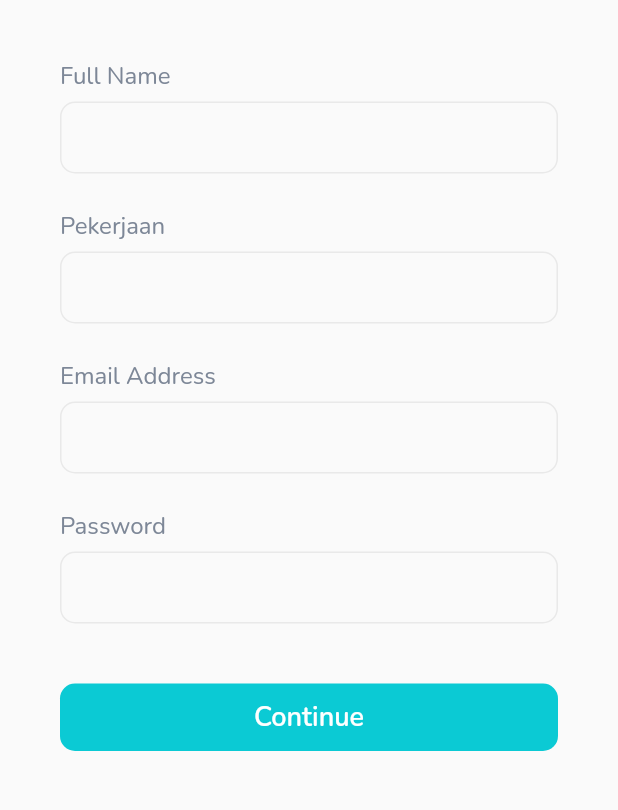
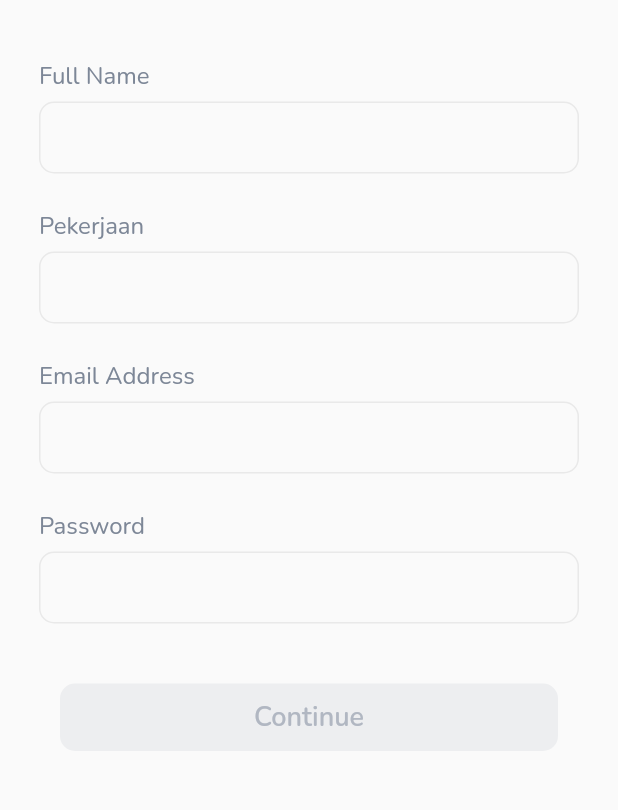
Before and after one commit to anggitpp/MyDoctor, a Flutter app: the SignUpPage screen opened directly, on a phone screen of 412 x 824 dp, the part 71-881 px from its top. Run offline on Flutter 3.47's test engine with Material 2 defaults, Android fonts, the phone set to English and light mode, and no system bars; our stand-ins replace get, google_fonts, supercharged.

Commit message:
add routing and binding for sign up pages, implement validation to button

```diff
--- /dev/null
+++ b/lib/bindings/sign_up_page_binding.dart
@@ -0,0 +1,9 @@
+import 'package:get/get.dart';
+import 'package:mydoctor/controllers/sign_up_page_controller.dart';
+
+class SignUpPageBinding implements Bindings {
+  @override
+  void dependencies() {
+    Get.put(SignUpPageController());
+  }
+}
--- /dev/null
+++ b/lib/bindings/upload_photo_page_binding.dart
@@ -0,0 +1,9 @@
+import 'package:get/get.dart';
+import 'package:mydoctor/controllers/upload_photo_page_controller.dart';
+
+class UploadPhotoPageBinding implements Bindings {
+  @override
+  void dependencies() {
+    Get.put(UploadPhotoPageController());
+  }
+}
--- /dev/null
+++ b/lib/controllers/sign_up_page_controller.dart
@@ -0,0 +1,22 @@
+import 'package:flutter/material.dart';
+import 'package:get/get.dart';
+
+class SignUpPageController extends GetxController {
+  TextEditingController nameController = TextEditingController();
+  TextEditingController positionController = TextEditingController();
+  TextEditingController emailController = TextEditingController();
+  TextEditingController passwordController = TextEditingController();
+
+  RxBool isCanContinue = false.obs;
+
+  void checkValid() {
+    if (nameController.text != '' &&
+        positionController.text != '' &&
+        emailController.text != '' &&
+        passwordController.text != '') {
+      isCanContinue.value = true;
+    } else {
+      isCanContinue.value = false;
+    }
+  }
+}
--- /dev/null
+++ b/lib/controllers/upload_photo_page_controller.dart
@@ -0,0 +1,3 @@
+import 'package:get/get.dart';
+
+class UploadPhotoPageController extends GetxController {}
--- a/lib/main.dart
+++ b/lib/main.dart
@@ -4,6 +4,7 @@ import 'package:mydoctor/routes/pages.dart';
 import 'package:mydoctor/screens/pages/doctor_profile_page.dart';
 import 'package:mydoctor/screens/pages/edit_profile_page.dart';
 import 'package:mydoctor/screens/pages/profile_page.dart';
+import 'package:mydoctor/screens/pages/splash_page.dart';
 
 void main() {
   runApp(const MyApp());
@@ -17,7 +18,7 @@ class MyApp extends StatelessWidget {
   Widget build(BuildContext context) {
     return GetMaterialApp(
       debugShowCheckedModeBanner: true,
-      home: const DoctorProfilePage(),
+      home: const SplashPage(),
       getPages: Pages.pages,
     );
   }
--- a/lib/routes/pages.dart
+++ b/lib/routes/pages.dart
@@ -1,10 +1,34 @@
 import 'package:get/get.dart';
 import 'package:mydoctor/bindings/home_page_binding.dart';
+import 'package:mydoctor/bindings/sign_up_page_binding.dart';
+import 'package:mydoctor/bindings/upload_photo_page_binding.dart';
 import 'package:mydoctor/routes/route_name.dart';
 import 'package:mydoctor/screens/pages/home_page.dart';
+import 'package:mydoctor/screens/pages/sign_in_page.dart';
+import 'package:mydoctor/screens/pages/sign_up_page.dart';
+import 'package:mydoctor/screens/pages/upload_photo_page.dart';
+import 'package:mydoctor/screens/pages/welcome_page.dart';
 
 class Pages {
   static final pages = [
+    GetPage(
+      name: RouteName.welcome,
+      page: () => const WelcomePage(),
+    ),
+    GetPage(
+      name: RouteName.signup,
+      binding: SignUpPageBinding(),
+      page: () => const SignUpPage(),
+    ),
+    GetPage(
+      name: RouteName.uploadPhoto,
+      binding: UploadPhotoPageBinding(),
+      page: () => const UploadPhotoPage(),
+    ),
+    GetPage(
+      name: RouteName.signin,
+      page: () => const SignInPage(),
+    ),
     GetPage(
       name: RouteName.home,
       binding: HomePageBinding(),
--- a/lib/routes/route_name.dart
+++ b/lib/routes/route_name.dart
@@ -1,3 +1,7 @@
 class RouteName {
   static const home = '/home';
+  static const welcome = '/welcome';
+  static const signup = '/signup';
+  static const uploadPhoto = '/uploadPhoto';
+  static const signin = '/signin';
 }
--- a/lib/screens/pages/sign_up_page.dart
+++ b/lib/screens/pages/sign_up_page.dart
@@ -1,4 +1,6 @@
 import 'package:flutter/material.dart';
+import 'package:get/get.dart';
+import 'package:mydoctor/controllers/sign_up_page_controller.dart';
 import 'package:mydoctor/screens/widgets/default_button.dart';
 import 'package:mydoctor/screens/widgets/default_header.dart';
 import 'package:mydoctor/screens/widgets/default_text_field.dart';
@@ -8,6 +10,7 @@ class SignUpPage extends StatelessWidget {
 
   @override
   Widget build(BuildContext context) {
+    final controller = Get.find<SignUpPageController>();
     return Scaffold(
       body: SafeArea(
           child: SingleChildScrollView(
@@ -15,29 +18,51 @@ class SignUpPage extends StatelessWidget {
           children: [
             const DefaultHeader(text: 'Daftar Akun'),
             Container(
-              margin: const EdgeInsets.all(40),
+              margin: const EdgeInsets.symmetric(horizontal: 26, vertical: 40),
               child: Column(
-                children: const [
-                  DefaultTextField(label: 'Full Name'),
+                children: [
+                  DefaultTextField(
+                    label: 'Full Name',
+                    controller: controller.nameController,
+                    onChanged: (data) => controller.checkValid(),
+                  ),
                   SizedBox(
                     height: 24,
                   ),
-                  DefaultTextField(label: 'Pekerjaan'),
+                  DefaultTextField(
+                    label: 'Pekerjaan',
+                    controller: controller.positionController,
+                    onChanged: (data) => controller.checkValid(),
+                  ),
                   SizedBox(
                     height: 24,
                   ),
-                  DefaultTextField(label: 'Email Address'),
+                  DefaultTextField(
+                    label: 'Email Address',
+                    controller: controller.emailController,
+                    onChanged: (data) => controller.checkValid(),
+                  ),
                   SizedBox(
                     height: 24,
                   ),
                   DefaultTextField(
                     label: 'Password',
                     isPassword: true,
+                    controller: controller.passwordController,
+                    onChanged: (data) => controller.checkValid(),
                   ),
                 ],
               ),
             ),
-            DefaultButton(onTap: () {}, text: 'Continue'),
+            Obx(
+              () => DefaultButton(
+                onTap: controller.isCanContinue.value
+                    ? () => Get.toNamed('/uploadPhoto')
+                    : () {},
+                text: 'Continue',
+                isActive: controller.isCanContinue.value,
+              ),
+            ),
           ],
         ),
       )),
--- a/lib/screens/pages/welcome_page.dart
+++ b/lib/screens/pages/welcome_page.dart
@@ -55,7 +55,7 @@ class WelcomePage extends StatelessWidget {
                   mainAxisAlignment: MainAxisAlignment.end,
                   children: [
                     DefaultButton(
-                      onTap: () {},
+                      onTap: () => Get.toNamed('/signup'),
                       text: 'Get Started',
                     ),
                     const SizedBox(
@@ -63,7 +63,7 @@ class WelcomePage extends StatelessWidget {
                     ),
                     DefaultButton(
                       text: 'Sign In',
-                      onTap: () => Get.toNamed('/home'),
+                      onTap: () => Get.toNamed('/signin'),
                       backgroundColor: Colors.white,
                       textColor: primaryColor,
                     ),
--- a/lib/screens/widgets/default_button.dart
+++ b/lib/screens/widgets/default_button.dart
@@ -1,19 +1,22 @@
 import 'package:flutter/material.dart';
 
 import 'package:mydoctor/shared/theme.dart';
+import 'package:supercharged/supercharged.dart';
 
 class DefaultButton extends StatelessWidget {
+  final String text;
+  final Function() onTap;
+  final bool isActive;
   final Color? backgroundColor;
   final Color? textColor;
-  final String text;
-  final Function() onTap;
 
   const DefaultButton({
     Key? key,
+    required this.text,
+    required this.onTap,
+    this.isActive = true,
     this.backgroundColor,
     this.textColor,
-    required this.text,
-    required this.onTap,
   }) : super(key: key);
 
   @override
@@ -25,7 +28,8 @@ class DefaultButton extends StatelessWidget {
         onPressed: onTap,
         style: ElevatedButton.styleFrom(
           elevation: 0,
-          primary: backgroundColor ?? secondaryColor,
+          primary: backgroundColor ??
+              (isActive ? secondaryColor : '#EDEEF0'.toColor()),
           shape: RoundedRectangleBorder(
             borderRadius: BorderRadius.circular(10),
           ),
@@ -33,7 +37,7 @@ class DefaultButton extends StatelessWidget {
         child: Text(
           text,
           style: largeText.copyWith(
-            color: textColor ?? Colors.white,
+            color: textColor ?? (isActive ? Colors.white : '#B1B7C2'.toColor()),
             fontSize: 18,
           ),
         ),
--- a/lib/screens/widgets/default_text_field.dart
+++ b/lib/screens/widgets/default_text_field.dart
@@ -6,11 +6,15 @@ import 'package:mydoctor/shared/theme.dart';
 class DefaultTextField extends StatelessWidget {
   final String label;
   final bool isPassword;
+  final TextEditingController? controller;
+  final Function(String)? onChanged;
 
   const DefaultTextField({
     Key? key,
     required this.label,
     this.isPassword = false,
+    this.controller,
+    this.onChanged,
   }) : super(key: key);
 
   @override
@@ -27,8 +31,10 @@ class DefaultTextField extends StatelessWidget {
         ),
         SizedBox(
           child: TextField(
+            controller: controller,
             obscureText: isPassword,
             style: mediumText,
+            onChanged: onChanged,
             decoration: InputDecoration(
               contentPadding: const EdgeInsets.all(12),
               focusedBorder: OutlineInputBorder(
```
Also changed, not shown: lib/screens/pages/splash_page.dart (+23 -1 lines).
